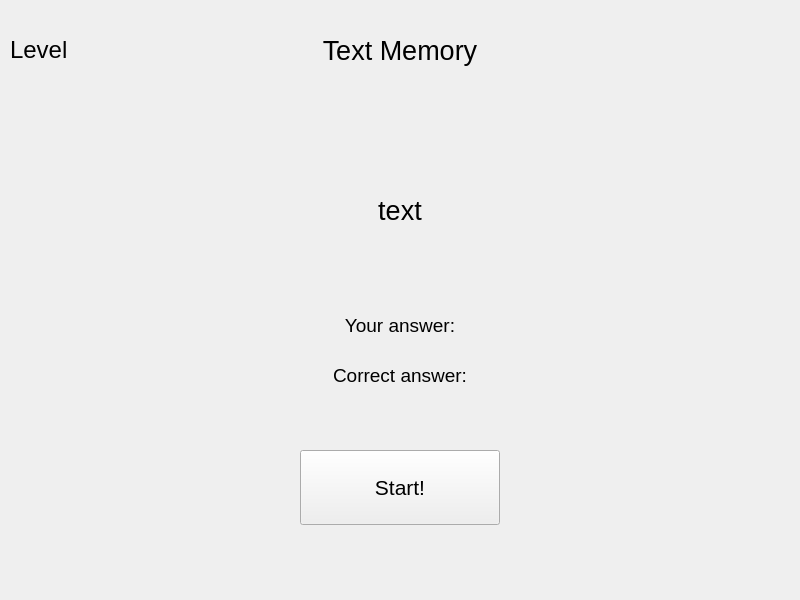
Above: Memory_Game/textmem.ui from lrchva/Memory_Game before the change. Below: the same form after it.
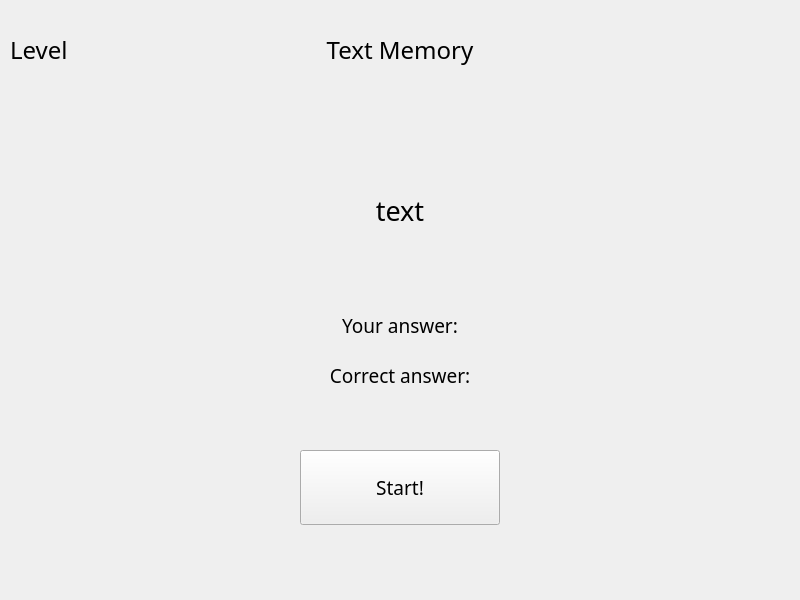
That is the form after the change.

Patch:
```diff
--- a/Memory_Game/textmem.ui
+++ b/Memory_Game/textmem.ui
@@ -48,6 +48,7 @@
    </property>
    <property name="font">
     <font>
+     <family>Franklin Gothic Medium</family>
      <pointsize>20</pointsize>
     </font>
    </property>
@@ -81,6 +82,7 @@
    </property>
    <property name="font">
     <font>
+     <family>Franklin Gothic Demi Cond</family>
      <pointsize>18</pointsize>
     </font>
    </property>
@@ -111,7 +113,8 @@
    </property>
    <property name="font">
     <font>
-     <pointsize>16</pointsize>
+     <family>Franklin Gothic Demi Cond</family>
+     <pointsize>14</pointsize>
     </font>
    </property>
    <property name="text">
@@ -141,7 +144,9 @@
    </property>
    <property name="font">
     <font>
-     <pointsize>20</pointsize>
+     <family>Franklin Gothic Demi Cond</family>
+     <pointsize>18</pointsize>
+     <bold>false</bold>
     </font>
    </property>
    <property name="text">
@@ -174,6 +179,7 @@
    </property>
    <property name="font">
     <font>
+     <family>Franklin Gothic Book</family>
      <pointsize>14</pointsize>
     </font>
    </property>
@@ -207,6 +213,7 @@
    </property>
    <property name="font">
     <font>
+     <family>Franklin Gothic Book</family>
      <pointsize>14</pointsize>
     </font>
    </property>
```
